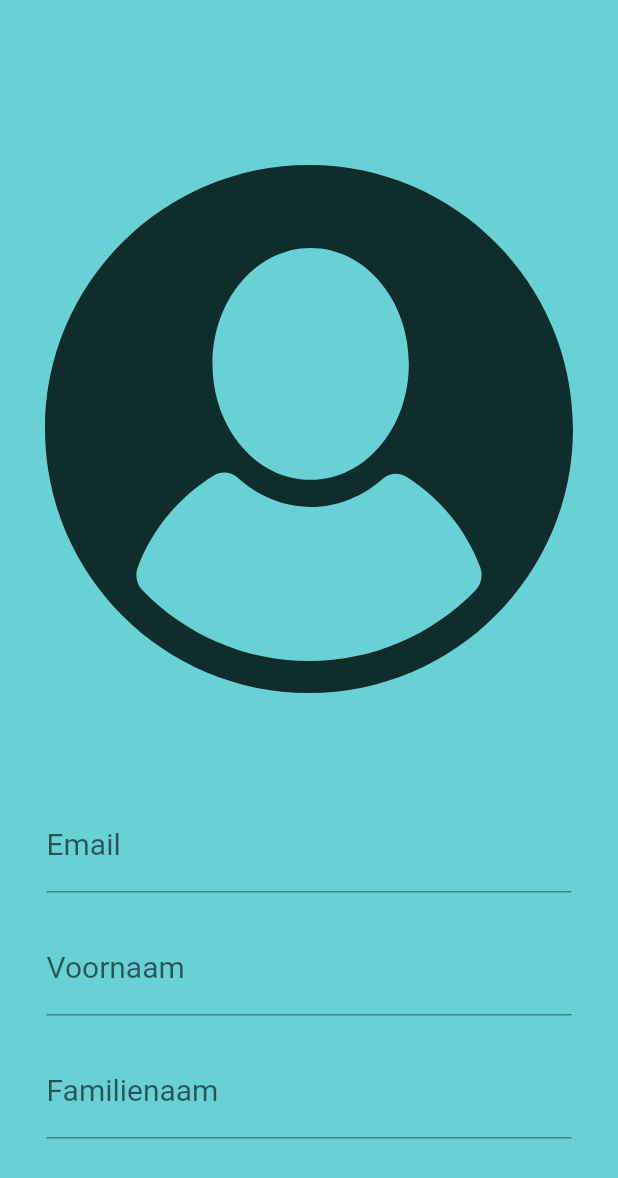
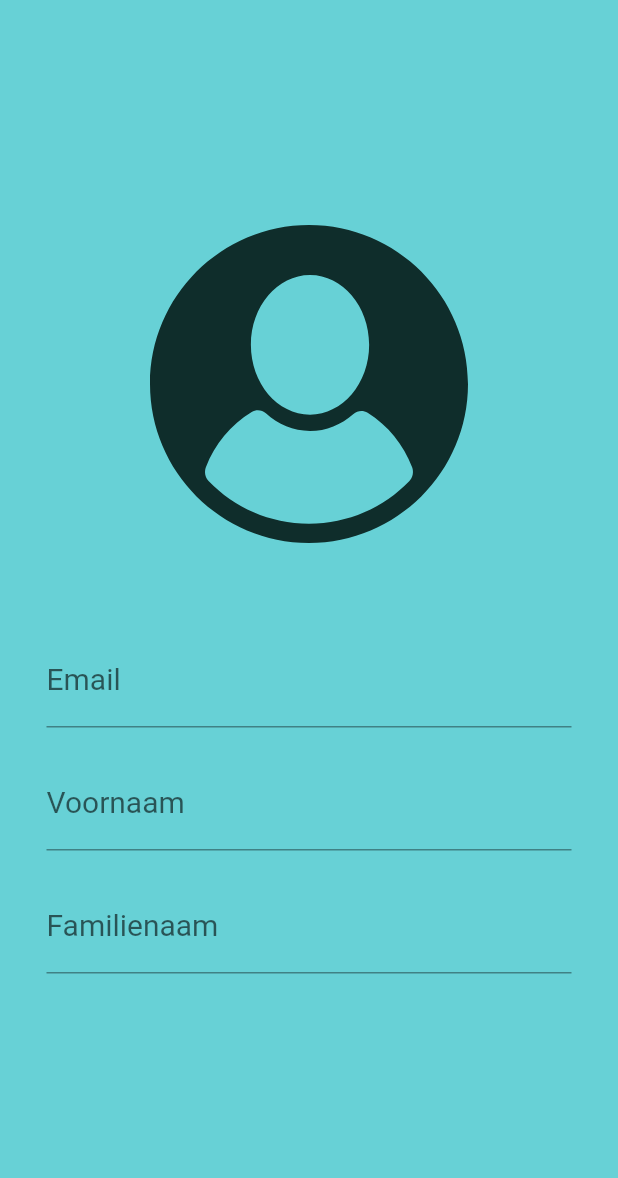
Before and after one commit to Lenaerts-Nestor/Project_Mobile_Development, a Flutter app: the SettingsPage screen opened directly, after a tap on "Profiel", on a phone screen of 412 x 824 dp. Shown: the top 1178 px of the screen. Run offline on Flutter 3.47's test engine with Material 2 defaults, Android fonts, the phone set to English and light mode, and no system bars; our stand-ins replace cloud_firestore, firebase_auth, firebase_core, flutter_map, flutter_svg, google_nav_bar and 2 more; missing offline and left inert: osm_nominatim; accounts and stored records are empty; network calls fail.

Commit message:
edit style components

```diff
--- a/lib/components/custom_button.dart
+++ b/lib/components/custom_button.dart
@@ -10,7 +10,8 @@ class BlackButton extends StatelessWidget {
     Key? key,
     required this.text,
     required this.onPressed,
-    this.isRed = true, MaterialColor? color,
+    this.isRed = true,
+    MaterialColor? color,
   }) : super(key: key);
 
   @override
@@ -21,7 +22,7 @@ class BlackButton extends StatelessWidget {
       width: 200,
       height: 60,
       child: Material(
-        borderRadius: BorderRadius.circular(radius),
+        borderRadius: BorderRadius.circular(cornerRadius),
         color: backgroundColor,
         child: InkWell(
           onTap: onPressed,
--- a/lib/components/style/designStyle.dart
+++ b/lib/components/style/designStyle.dart
@@ -31,19 +31,19 @@ const double verticalSpacing1 = 10;
 const double verticalSpacing2 = 30;
 
 //corners
-const double radius = 30;
+const double cornerRadius = 30;
 
 // iconsizes
 const double iconSizeNav = 35;
+const double negativeSizePP = 200;
 
 final ThemeData theme = ThemeData(
-  colorScheme: ColorScheme.fromSwatch().copyWith(
-      background: color4,
-      primary: color6,
-      secondary: color4,
-      tertiary: color3),
-  scaffoldBackgroundColor: color4
-);
+    colorScheme: ColorScheme.fromSwatch().copyWith(
+        background: color4,
+        primary: color6,
+        secondary: color4,
+        tertiary: color3),
+    scaffoldBackgroundColor: color4);
 
   /*-----------
   primary: This controls the main color used throughout your app,
--- a/lib/pages/settings/pages/profielPage.dart
+++ b/lib/pages/settings/pages/profielPage.dart
@@ -37,11 +37,11 @@ class _ProfielPageState extends State<ProfielPage> {
                 horizontal: padding),
             child: Column(
               children: [
-                const SizedBox(height: 80),
+                const SizedBox(height: negativeSizePP / 4 * 3),
                 //Dit zou verbeterd moeten worden
                 SvgPicture.asset('assets/usericon.svg',
-                    width: MediaQuery.of(context).size.width, color: color6),
-                const SizedBox(height: 30),
+                    width: MediaQuery.of(context).size.width - negativeSizePP, color: color6),
+                const SizedBox(height: negativeSizePP / 4 * 1),
                 FutureBuilder<UserAccount?>(
                   //methode readUser van user_service.
                   future: readUserOnce(userEmail),
```
